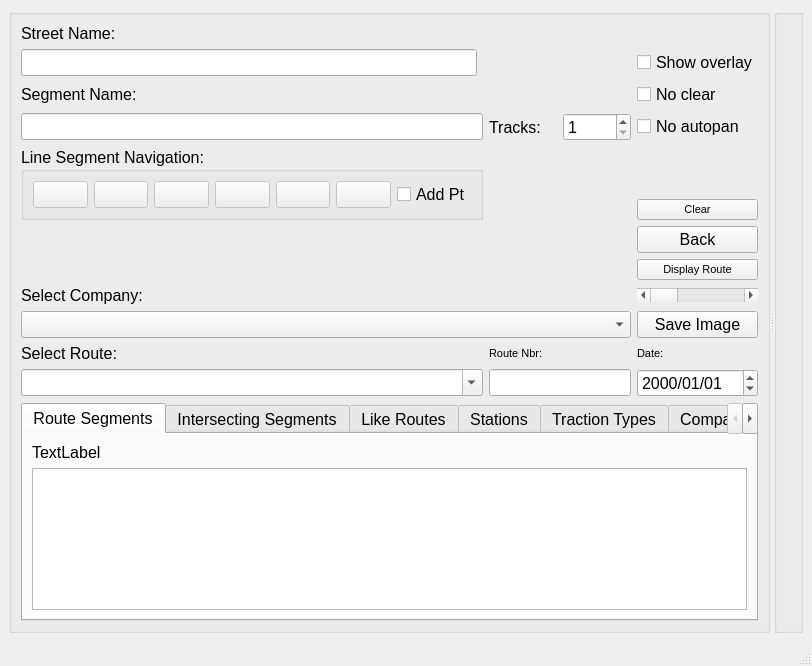
The window that mapper_app/ui/mainwindow.ui (allenck/mapper) describes before a commit, drawn with Qt 5.
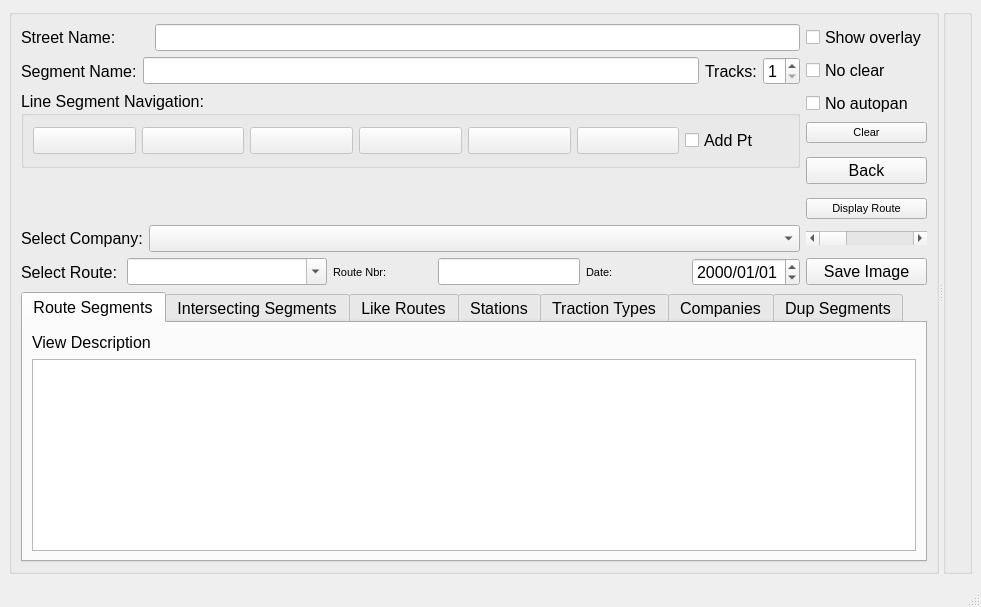
The same window after the commit. Icons and pictures are not drawn. Custom widgets are drawn as their Qt base class.

Commit message: Add font change option; windows changes

Patch:
```diff
--- a/mapper_app/ui/mainwindow.ui
+++ b/mapper_app/ui/mainwindow.ui
@@ -6,8 +6,8 @@
    <rect>
     <x>0</x>
     <y>0</y>
-    <width>812</width>
-    <height>666</height>
+    <width>981</width>
+    <height>607</height>
    </rect>
   </property>
   <property name="font">
@@ -19,8 +19,8 @@
    <string>Mapper</string>
   </property>
   <widget class="QWidget" name="centralwidget">
-   <layout class="QVBoxLayout" name="verticalLayout_5">
-    <item>
+   <layout class="QGridLayout" name="gridLayout">
+    <item row="0" column="0">
      <widget class="QSplitter" name="splitter">
       <property name="sizePolicy">
        <sizepolicy hsizetype="Expanding" vsizetype="Expanding">
@@ -48,8 +48,136 @@
        <property name="title">
         <string/>
        </property>
-       <layout class="QGridLayout" name="gridLayout">
-        <item row="9" column="4">
+       <layout class="QGridLayout" name="gridLayout_2">
+        <item row="0" column="0" colspan="2">
+         <layout class="QHBoxLayout" name="horizontalLayout_2">
+          <item>
+           <widget class="QLabel" name="label_6">
+            <property name="font">
+             <font>
+              <pointsize>12</pointsize>
+             </font>
+            </property>
+            <property name="text">
+             <string>Street Name:</string>
+            </property>
+           </widget>
+          </item>
+         </layout>
+        </item>
+        <item row="0" column="3">
+         <widget class="QCheckBox" name="chkShowOverlay">
+          <property name="toolTip">
+           <string>&lt;html&gt;&lt;head/&gt;&lt;body&gt;&lt;p&gt;If checked, the currently selected overlay will be shown&lt;/p&gt;&lt;/body&gt;&lt;/html&gt;</string>
+          </property>
+          <property name="text">
+           <string>Show overlay</string>
+          </property>
+         </widget>
+        </item>
+        <item row="1" column="3">
+         <widget class="QCheckBox" name="chkNoClear">
+          <property name="toolTip">
+           <string>&lt;html&gt;&lt;head/&gt;&lt;body&gt;&lt;p&gt;If checked, the map display will not be cleared of displayed routes when a new route is displayed with &amp;quot;Display Route&amp;quot;.&lt;/p&gt;&lt;/body&gt;&lt;/html&gt;</string>
+          </property>
+          <property name="text">
+           <string>No clear</string>
+          </property>
+         </widget>
+        </item>
+        <item row="2" column="3">
+         <widget class="QCheckBox" name="chkNoPan">
+          <property name="toolTip">
+           <string>&lt;html&gt;&lt;head/&gt;&lt;body&gt;&lt;p&gt;If checked, map will not be panned or repositioned when a new route is displayed. &lt;/p&gt;&lt;/body&gt;&lt;/html&gt;</string>
+          </property>
+          <property name="text">
+           <string>No autopan</string>
+          </property>
+         </widget>
+        </item>
+        <item row="3" column="3">
+         <widget class="QPushButton" name="btnClear">
+          <property name="font">
+           <font>
+            <pointsize>8</pointsize>
+           </font>
+          </property>
+          <property name="toolTip">
+           <string>&lt;html&gt;&lt;head/&gt;&lt;body&gt;&lt;p&gt;Clear all displayed routes from map display. &lt;/p&gt;&lt;/body&gt;&lt;/html&gt;</string>
+          </property>
+          <property name="text">
+           <string>Clear</string>
+          </property>
+         </widget>
+        </item>
+        <item row="4" column="3" rowspan="2">
+         <widget class="QPushButton" name="btnBack">
+          <property name="toolTip">
+           <string>Back one page</string>
+          </property>
+          <property name="text">
+           <string>Back</string>
+          </property>
+         </widget>
+        </item>
+        <item row="5" column="0" rowspan="2" colspan="2">
+         <widget class="SegmentSelectionWidget" name="ssw" native="true">
+          <property name="font">
+           <font>
+            <pointsize>12</pointsize>
+           </font>
+          </property>
+         </widget>
+        </item>
+        <item row="5" column="2">
+         <widget class="QLabel" name="lblPoint">
+          <property name="toolTip">
+           <string>&lt;html&gt;&lt;head/&gt;&lt;body&gt;&lt;p&gt;Index of current point&lt;/p&gt;&lt;/body&gt;&lt;/html&gt;</string>
+          </property>
+          <property name="text">
+           <string/>
+          </property>
+         </widget>
+        </item>
+        <item row="6" column="3">
+         <widget class="QPushButton" name="btnDisplayRoute">
+          <property name="font">
+           <font>
+            <pointsize>8</pointsize>
+           </font>
+          </property>
+          <property name="toolTip">
+           <string>&lt;html&gt;&lt;head/&gt;&lt;body&gt;&lt;p&gt;Click to display the currently selected route on the map. &lt;/p&gt;&lt;/body&gt;&lt;/html&gt;</string>
+          </property>
+          <property name="text">
+           <string>Display Route</string>
+          </property>
+         </widget>
+        </item>
+        <item row="7" column="0">
+         <widget class="QLabel" name="label_2">
+          <property name="sizePolicy">
+           <sizepolicy hsizetype="Minimum" vsizetype="Preferred">
+            <horstretch>0</horstretch>
+            <verstretch>0</verstretch>
+           </sizepolicy>
+          </property>
+          <property name="text">
+           <string>Select Company:</string>
+          </property>
+         </widget>
+        </item>
+        <item row="7" column="1" colspan="2">
+         <widget class="QComboBox" name="cbCompany">
+          <property name="toolTip">
+           <string>&lt;html&gt;&lt;head/&gt;&lt;body&gt;&lt;p&gt;Select a company. Only that company's routes will be displayed. Select 'All companies' to display all routes regardless of which company.&lt;/p&gt;&lt;/body&gt;&lt;/html&gt;</string>
+          </property>
+          <property name="placeholderText">
+           <string>Select company name or All</string>
+          </property>
+         </widget>
+        </item>
+        <item row="7" column="3">
          <widget class="QScrollBar" name="sbRoute">
           <property name="toolTip">
            <string>&lt;html&gt;&lt;head/&gt;&lt;body&gt;&lt;p&gt;Scroll through available routes. &lt;/p&gt;&lt;/body&gt;&lt;/html&gt;</string>
@@ -59,76 +187,88 @@
           </property>
          </widget>
         </item>
-        <item row="1" column="0">
-         <widget class="QLineEdit" name="txtStreet">
-          <property name="toolTip">
-           <string>&lt;html&gt;&lt;head/&gt;&lt;body&gt;&lt;p&gt;Edit to change the &amp;quot;street name&amp;quot; attribute of a segment. &lt;/p&gt;&lt;/body&gt;&lt;/html&gt;</string>
-          </property>
-         </widget>
+        <item row="8" column="0" colspan="3">
+         <layout class="QHBoxLayout" name="horizontalLayout_6">
+          <item>
+           <widget class="QLabel" name="label_5">
+            <property name="text">
+             <string>Select Route:</string>
+            </property>
+           </widget>
+          </item>
+          <item>
+           <widget class="CComboBox" name="cbRoute">
+            <property name="minimumSize">
+             <size>
+              <width>200</width>
+              <height>0</height>
+             </size>
+            </property>
+            <property name="toolTip">
+             <string>&lt;html&gt;&lt;head/&gt;&lt;body&gt;&lt;p&gt;Select a route to be displayed or modified.  &lt;/p&gt;&lt;/body&gt;&lt;/html&gt;</string>
+            </property>
+            <property name="editable">
+             <bool>true</bool>
+            </property>
+           </widget>
+          </item>
+          <item>
+           <widget class="QLabel" name="label">
+            <property name="font">
+             <font>
+              <pointsize>8</pointsize>
+             </font>
+            </property>
+            <property name="text">
+             <string>Route Nbr:</string>
+            </property>
+           </widget>
+          </item>
+          <item>
+           <widget class="QLineEdit" name="txtRouteNbr">
+            <property name="sizePolicy">
+             <sizepolicy hsizetype="Preferred" vsizetype="Fixed">
+              <horstretch>0</horstretch>
+              <verstretch>0</verstretch>
+             </sizepolicy>
+            </property>
+            <property name="toolTip">
+             <string>&lt;html&gt;&lt;head/&gt;&lt;body&gt;&lt;p&gt;Enter an existing route number, e.g. '20' or 'M1'. Enter a range, eg. '200,299' to create a new numeric number in that range.&lt;/p&gt;&lt;/body&gt;&lt;/html&gt;</string>
+            </property>
+           </widget>
+          </item>
+          <item>
+           <widget class="QLabel" name="label_3">
+            <property name="font">
+             <font>
+              <pointsize>8</pointsize>
+             </font>
+            </property>
+            <property name="text">
+             <string>Date:</string>
+            </property>
+           </widget>
+          </item>
+          <item>
+           <widget class="QDateEdit" name="dateEdit">
+            <property name="toolTip">
+             <string>&lt;html&gt;&lt;head/&gt;&lt;body&gt;&lt;p&gt;Display route as of this date.&lt;/p&gt;&lt;/body&gt;&lt;/html&gt;</string>
+            </property>
+            <property name="time">
+             <time>
+              <hour>0</hour>
+              <minute>0</minute>
+              <second>0</second>
+             </time>
+            </property>
+            <property name="displayFormat">
+             <string>yyyy/MM/dd</string>
+            </property>
+           </widget>
+          </item>
+         </layout>
         </item>
-        <item row="3" column="0" colspan="2">
-         <widget class="QLineEdit" name="txtSegment">
-          <property name="toolTip">
-           <string>&lt;html&gt;&lt;head/&gt;&lt;body&gt;&lt;p&gt;Edit to change the current segment's description. Should be in the form: &amp;lt;street name&amp;gt;, &amp;lt;street 1&amp;gt; to &amp;lt;street 2&amp;gt;.&lt;/p&gt;&lt;/body&gt;&lt;/html&gt;</string>
-          </property>
-         </widget>
-        </item>
-        <item row="12" column="4">
-         <widget class="QDateEdit" name="dateEdit">
-          <property name="toolTip">
-           <string>&lt;html&gt;&lt;head/&gt;&lt;body&gt;&lt;p&gt;Display route as of this date.&lt;/p&gt;&lt;/body&gt;&lt;/html&gt;</string>
-          </property>
-          <property name="time">
-           <time>
-            <hour>0</hour>
-            <minute>0</minute>
-            <second>0</second>
-           </time>
-          </property>
-          <property name="displayFormat">
-           <string>yyyy/MM/dd</string>
-          </property>
-         </widget>
-        </item>
-        <item row="5" column="4">
-         <widget class="QPushButton" name="btnClear">
-          <property name="font">
-           <font>
-            <pointsize>8</pointsize>
-           </font>
-          </property>
-          <property name="toolTip">
-           <string>&lt;html&gt;&lt;head/&gt;&lt;body&gt;&lt;p&gt;Clear all displayed routes from map display. &lt;/p&gt;&lt;/body&gt;&lt;/html&gt;</string>
-          </property>
-          <property name="text">
-           <string>Clear</string>
-          </property>
-         </widget>
-        </item>
-        <item row="3" column="3">
-         <widget class="QSpinBox" name="sbTracks">
-          <property name="toolTip">
-           <string>&lt;html&gt;&lt;head/&gt;&lt;body&gt;&lt;p&gt;Number of tracks 1 or 2&lt;/p&gt;&lt;/body&gt;&lt;/html&gt;</string>
-          </property>
-          <property name="minimum">
-           <number>1</number>
-          </property>
-          <property name="maximum">
-           <number>2</number>
-          </property>
-         </widget>
-        </item>
-        <item row="3" column="4">
-         <widget class="QCheckBox" name="chkNoPan">
-          <property name="toolTip">
-           <string>&lt;html&gt;&lt;head/&gt;&lt;body&gt;&lt;p&gt;If checked, map will not be panned or repositioned when a new route is displayed. &lt;/p&gt;&lt;/body&gt;&lt;/html&gt;</string>
-          </property>
-          <property name="text">
-           <string>No autopan</string>
-          </property>
-         </widget>
-        </item>
-        <item row="10" column="4">
+        <item row="8" column="3">
          <widget class="QPushButton" name="saveImage">
           <property name="toolTip">
            <string>&lt;html&gt;&lt;head/&gt;&lt;body&gt;&lt;p&gt;Create a snapshot of the map display. &lt;/p&gt;&lt;/body&gt;&lt;/html&gt;</string>
@@ -138,7 +278,7 @@
           </property>
          </widget>
         </item>
-        <item row="13" column="0" colspan="5">
+        <item row="9" column="0" colspan="4">
          <widget class="QTabWidget" name="tabWidget">
           <property name="sizePolicy">
            <sizepolicy hsizetype="Expanding" vsizetype="Maximum">
@@ -175,7 +315,7 @@
             <item>
              <widget class="QLabel" name="routeViewLabel">
               <property name="text">
-               <string>TextLabel</string>
+               <string>View Description</string>
               </property>
              </widget>
             </item>
@@ -344,88 +484,7 @@
           </widget>
          </widget>
         </item>
-        <item row="12" column="2" colspan="2">
-         <widget class="QLineEdit" name="txtRouteNbr">
-          <property name="sizePolicy">
-           <sizepolicy hsizetype="Preferred" vsizetype="Fixed">
-            <horstretch>0</horstretch>
-            <verstretch>0</verstretch>
-           </sizepolicy>
-          </property>
-          <property name="toolTip">
-           <string>&lt;html&gt;&lt;head/&gt;&lt;body&gt;&lt;p&gt;Enter an existing route number, e.g. '20' or 'M1'. Enter a range, eg. '200,299' to create a new numeric number in that range.&lt;/p&gt;&lt;/body&gt;&lt;/html&gt;</string>
-          </property>
-         </widget>
-        </item>
-        <item row="7" column="1">
-         <layout class="QHBoxLayout" name="horizontalLayout_4"/>
-        </item>
-        <item row="12" column="0" colspan="2">
-         <widget class="CComboBox" name="cbRoute">
-          <property name="minimumSize">
-           <size>
-            <width>200</width>
-            <height>0</height>
-           </size>
-          </property>
-          <property name="toolTip">
-           <string>&lt;html&gt;&lt;head/&gt;&lt;body&gt;&lt;p&gt;Select a route to be displayed or modified.  &lt;/p&gt;&lt;/body&gt;&lt;/html&gt;</string>
-          </property>
-          <property name="editable">
-           <bool>true</bool>
-          </property>
-         </widget>
-        </item>
-        <item row="11" column="4">
-         <widget class="QLabel" name="label_3">
-          <property name="font">
-           <font>
-            <pointsize>8</pointsize>
-           </font>
-          </property>
-          <property name="text">
-           <string>Date:</string>
-          </property>
-         </widget>
-        </item>
-        <item row="9" column="0">
-         <widget class="QLabel" name="label_2">
-          <property name="text">
-           <string>Select Company:</string>
-          </property>
-         </widget>
-        </item>
-        <item row="2" column="4">
-         <widget class="QCheckBox" name="chkNoClear">
-          <property name="toolTip">
-           <string>&lt;html&gt;&lt;head/&gt;&lt;body&gt;&lt;p&gt;If checked, the map display will not be cleared of displayed routes when a new route is displayed with &amp;quot;Display Route&amp;quot;.&lt;/p&gt;&lt;/body&gt;&lt;/html&gt;</string>
-          </property>
-          <property name="text">
-           <string>No clear</string>
-          </property>
-         </widget>
-        </item>
-        <item row="1" column="4">
-         <widget class="QCheckBox" name="chkShowOverlay">
-          <property name="toolTip">
-           <string>&lt;html&gt;&lt;head/&gt;&lt;body&gt;&lt;p&gt;If checked, the currently selected overlay will be shown&lt;/p&gt;&lt;/body&gt;&lt;/html&gt;</string>
-          </property>
-          <property name="text">
-           <string>Show overlay</string>
-          </property>
-         </widget>
-        </item>
-        <item row="4" column="2">
-         <widget class="QLabel" name="lblPoint">
-          <property name="toolTip">
-           <string>&lt;html&gt;&lt;head/&gt;&lt;body&gt;&lt;p&gt;Index of current point&lt;/p&gt;&lt;/body&gt;&lt;/html&gt;</string>
-          </property>
-          <property name="text">
-           <string/>
-          </property>
-         </widget>
-        </item>
-        <item row="4" column="0" rowspan="2" colspan="2">
+        <item row="2" column="0" rowspan="3" colspan="3">
          <widget class="QGroupBox" name="gbSegmentNavigation">
           <property name="toolTip">
            <string>Go to beginning.</string>
@@ -585,97 +644,53 @@
           </layout>
          </widget>
         </item>
-        <item row="8" column="4">
-         <widget class="QPushButton" name="btnDisplayRoute">
-          <property name="font">
-           <font>
-            <pointsize>8</pointsize>
-           </font>
-          </property>
-          <property name="toolTip">
-           <string>&lt;html&gt;&lt;head/&gt;&lt;body&gt;&lt;p&gt;Click to display the currently selected route on the map. &lt;/p&gt;&lt;/body&gt;&lt;/html&gt;</string>
-          </property>
-          <property name="text">
-           <string>Display Route</string>
-          </property>
-         </widget>
+        <item row="1" column="0" colspan="3">
+         <layout class="QHBoxLayout" name="horizontalLayout_4">
+          <item>
+           <widget class="QLabel" name="lblSegment">
+            <property name="font">
+             <font>
+              <pointsize>12</pointsize>
+             </font>
+            </property>
+            <property name="text">
+             <string>Segment Name:</string>
+            </property>
+           </widget>
+          </item>
+          <item>
+           <widget class="QLineEdit" name="txtSegment">
+            <property name="toolTip">
+             <string>&lt;html&gt;&lt;head/&gt;&lt;body&gt;&lt;p&gt;Edit to change the current segment's description. Should be in the form: &amp;lt;street name&amp;gt;, &amp;lt;street 1&amp;gt; to &amp;lt;street 2&amp;gt;.&lt;/p&gt;&lt;/body&gt;&lt;/html&gt;</string>
+            </property>
+           </widget>
+          </item>
+          <item>
+           <widget class="QLabel" name="label_8">
+            <property name="text">
+             <string>Tracks:</string>
+            </property>
+           </widget>
+          </item>
+          <item>
+           <widget class="QSpinBox" name="sbTracks">
+            <property name="toolTip">
+             <string>&lt;html&gt;&lt;head/&gt;&lt;body&gt;&lt;p&gt;Number of tracks 1 or 2&lt;/p&gt;&lt;/body&gt;&lt;/html&gt;</string>
+            </property>
+            <property name="minimum">
+             <number>1</number>
+            </property>
+            <property name="maximum">
+             <number>2</number>
+            </property>
+           </widget>
+          </item>
+         </layout>
         </item>
-        <item row="11" column="2">
-         <widget class="QLabel" name="label">
-          <property name="font">
-           <font>
-            <pointsize>8</pointsize>
-           </font>
-          </property>
-          <property name="text">
-           <string>Route Nbr:</string>
-          </property>
-         </widget>
-        </item>
-        <item row="2" column="0">
-         <widget class="QLabel" name="lblSegment">
-          <property name="font">
-           <font>
-            <pointsize>12</pointsize>
-           </font>
-          </property>
-          <property name="text">
-           <string>Segment Name:</string>
-          </property>
-         </widget>
-        </item>
-        <item row="11" column="0">
-         <widget class="QLabel" name="label_5">
-          <property name="text">
-           <string>Select Route:</string>
-          </property>
-         </widget>
-        </item>
-        <item row="3" column="2">
-         <widget class="QLabel" name="label_8">
-          <property name="text">
-           <string>Tracks:</string>
-          </property>
-         </widget>
-        </item>
-        <item row="7" column="4">
-         <widget class="QPushButton" name="btnBack">
+        <item row="0" column="2">
+         <widget class="QLineEdit" name="txtStreet">
           <property name="toolTip">
-           <string>Back one page</string>
-          </property>
-          <property name="text">
-           <string>Back</string>
-          </property>
-         </widget>
-        </item>
-        <item row="0" column="0">
-         <widget class="QLabel" name="label_6">
-          <property name="font">
-           <font>
-            <pointsize>12</pointsize>
-           </font>
-          </property>
-          <property name="text">
-           <string>Street Name:</string>
-          </property>
-         </widget>
-        </item>
-        <item row="7" column="0">
-         <widget class="SegmentSelectionWidget" name="ssw" native="true">
-          <property name="font">
-           <font>
-            <pointsize>12</pointsize>
-           </font>
-          </property>
-         </widget>
-        </item>
-        <item row="10" column="0" colspan="4">
-         <widget class="QComboBox" name="cbCompany">
-          <property name="toolTip">
-           <string>&lt;html&gt;&lt;head/&gt;&lt;body&gt;&lt;p&gt;Select a company. Only that company's routes will be displayed. Select 'All companies' to display all routes regardless of which company.&lt;/p&gt;&lt;/body&gt;&lt;/html&gt;</string>
-          </property>
-          <property name="placeholderText">
-           <string>Select company name or All</string>
+           <string>&lt;html&gt;&lt;head/&gt;&lt;body&gt;&lt;p&gt;Edit to change the &amp;quot;street name&amp;quot; attribute of a segment. &lt;/p&gt;&lt;/body&gt;&lt;/html&gt;</string>
           </property>
          </widget>
         </item>
```
Left out of the diff: 4 changed lines with no effect on the pictures. The commit also changes 21 other files.
